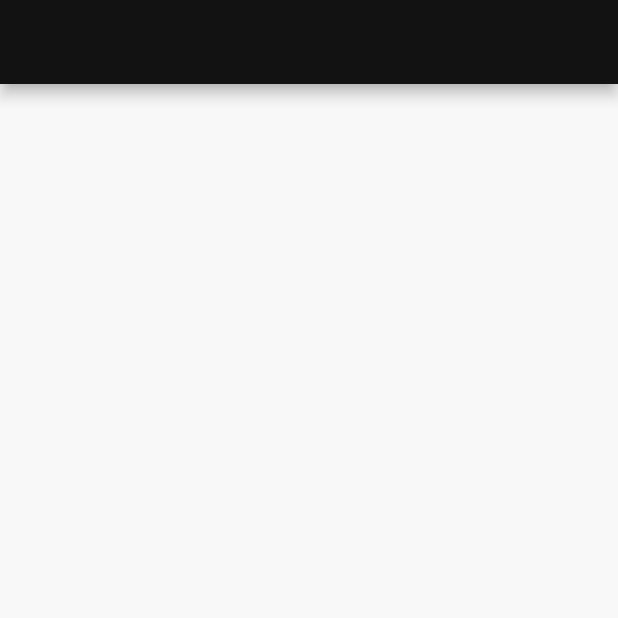
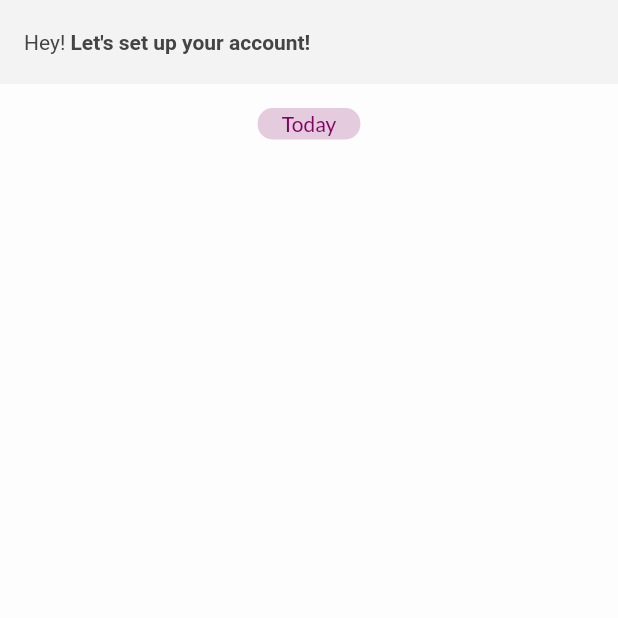
Before and after one commit to henriquezanfa/chatbot_flutter, a Flutter app: the screen it shows after launch, on a phone screen of 412 x 824 dp, the top half of it. Run offline on Flutter 3.47's test engine with Material 2 defaults, Android fonts, the phone set to English and light mode, and no system bars.

Commit message:
Adding message widget

```diff
--- a/lib/core/theme/theme.dart
+++ b/lib/core/theme/theme.dart
@@ -22,9 +22,14 @@ final lightTheme = ThemeData(
     bodyColor: primaryLightColor,
     fontFamily: 'Lato',
   ),
-  colorScheme: const ColorScheme.dark(
+  colorScheme: ColorScheme.dark(
     primary: primaryLightColor,
-    secondary: accentLightColor,
+    secondary: secondaryLightColor,
     background: backgroundLightColor,
+    onBackground: onBackgroundLightColor,
+  ),
+  appBarTheme: AppBarTheme(
+    color: appBarBackgroundLightColor,
+    brightness: Brightness.light, // status bar brightness
   ),
 );
--- /dev/null
+++ b/lib/features/home/presentation/ui/home_screen.dart
@@ -0,0 +1,43 @@
+import 'package:flutter/material.dart';
+import 'package:flutter_chatbot/features/home/presentation/ui/widgets/home_app_bar.dart';
+import 'package:flutter_chatbot/features/home/presentation/ui/widgets/messages_list_view_widget.dart';
+import 'package:flutter_chatbot/features/home/presentation/ui/widgets/today_chip_widget.dart';
+
+class ChatMessage {
+  final String type;
+  final String sentBy;
+  final String content;
+
+  ChatMessage({
+    required this.type,
+    required this.sentBy,
+    required this.content,
+  });
+}
+
+class HomeScreen extends StatefulWidget {
+  HomeScreen({Key? key}) : super(key: key);
+
+  @override
+  _HomeScreenState createState() => _HomeScreenState();
+}
+
+class _HomeScreenState extends State<HomeScreen> {
+  final messages = <ChatMessage>[];
+
+  @override
+  Widget build(BuildContext context) {
+    return Scaffold(
+      appBar: HomeAppBar(),
+      body: SafeArea(
+        child: Column(
+          children: [
+            TodayChipWidget(),
+            MessagesListViewWidget(messages: messages),
+            Expanded(child: Offstage()),
+          ],
+        ),
+      ),
+    );
+  }
+}
--- /dev/null
+++ b/lib/features/home/presentation/ui/widgets/home_app_bar.dart
@@ -0,0 +1,40 @@
+import 'package:flutter/material.dart';
+
+class HomeAppBar extends StatefulWidget implements PreferredSizeWidget {
+  const HomeAppBar({Key? key})
+      : preferredSize = const Size.fromHeight(kToolbarHeight),
+        super(key: key);
+
+  @override
+  final Size preferredSize;
+
+  @override
+  _HomeAppBarState createState() => _HomeAppBarState();
+}
+
+class _HomeAppBarState extends State<HomeAppBar> {
+  @override
+  Widget build(BuildContext context) {
+    final theme = Theme.of(context);
+
+    return AppBar(
+      elevation: 0,
+      centerTitle: false,
+      title: DefaultTextStyle(
+        style: TextStyle(
+          fontSize: 14,
+          color: theme.colorScheme.onBackground,
+        ),
+        child: Row(
+          children: const [
+            Text("Hey! "),
+            Text(
+              "Let's set up your account!",
+              style: TextStyle(fontWeight: FontWeight.bold),
+            ),
+          ],
+        ),
+      ),
+    );
+  }
+}
--- /dev/null
+++ b/lib/features/home/presentation/ui/widgets/today_chip_widget.dart
@@ -0,0 +1,27 @@
+import 'package:flutter/material.dart';
+
+class TodayChipWidget extends StatelessWidget {
+  const TodayChipWidget({
+    Key? key,
+  }) : super(key: key);
+
+  @override
+  Widget build(BuildContext context) {
+    return Padding(
+      padding: EdgeInsets.symmetric(vertical: 16),
+      child: Container(
+        child: Text("Today"),
+        padding: EdgeInsets.symmetric(horizontal: 16, vertical: 2),
+        decoration: BoxDecoration(
+          borderRadius: BorderRadius.only(
+            topLeft: Radius.circular(10),
+            topRight: Radius.circular(10),
+            bottomLeft: Radius.circular(10),
+            bottomRight: Radius.circular(10),
+          ),
+          color: Theme.of(context).primaryColor.withOpacity(0.2),
+        ),
+      ),
+    );
+  }
+}
--- a/lib/main.dart
+++ b/lib/main.dart
@@ -1,5 +1,6 @@
 import 'package:flutter/material.dart';
 import 'package:flutter_chatbot/core/theme/theme.dart';
+import 'package:flutter_chatbot/features/home/presentation/ui/home_screen.dart';
 
 void main() {
   runApp(ChatBotApp());
@@ -15,20 +16,3 @@ class ChatBotApp extends StatelessWidget {
     );
   }
 }
-
-class HomeScreen extends StatefulWidget {
-  HomeScreen({Key key}) : super(key: key);
-
-  @override
-  _HomeScreenState createState() => _HomeScreenState();
-}
-
-class _HomeScreenState extends State<HomeScreen> {
-  @override
-  Widget build(BuildContext context) {
-    return Scaffold(
-      appBar: AppBar(),
-      body: Center(),
-    );
-  }
-}
--- a/pubspec.yaml
+++ b/pubspec.yaml
@@ -6,7 +6,7 @@ publish_to: 'none' # Remove this line if you wish to publish to pub.dev
 version: 1.0.0+1
 
 environment:
-  sdk: ">=2.7.0 <3.0.0"
+  sdk: ">=2.12.0 <3.0.0"
 
 dependencies:
   flutter:
```
Also changed, not shown: lib/core/theme/colors.dart (+7 -3 lines), lib/features/home/presentation/ui/widgets/button_widget.dart (added, +37 -0 lines), lib/features/home/presentation/ui/widgets/message_widget.dart (added, +83 -0 lines), lib/features/home/presentation/ui/widgets/messages_list_view_widget.dart (added, +37 -0 lines).
